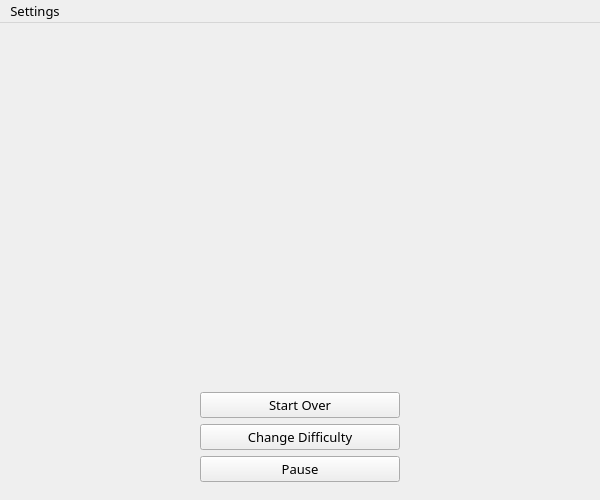
Old version of the form mainwindow.ui in the repository Mehran1383/Minesweeper.
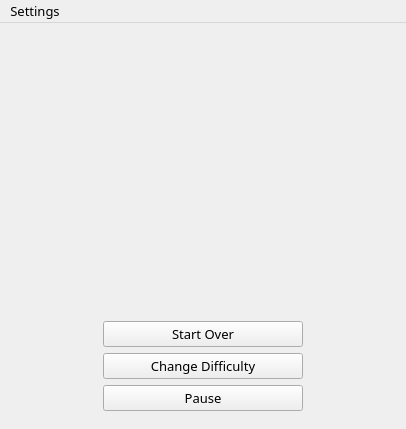
New version of the form. The open tabs and pages were chosen to show the change.

What changed in the file:
```diff
--- a/mainwindow.ui
+++ b/mainwindow.ui
@@ -6,20 +6,26 @@
    <rect>
     <x>0</x>
     <y>0</y>
-    <width>600</width>
-    <height>500</height>
+    <width>406</width>
+    <height>429</height>
    </rect>
   </property>
+  <property name="sizePolicy">
+   <sizepolicy hsizetype="Preferred" vsizetype="Preferred">
+    <horstretch>0</horstretch>
+    <verstretch>0</verstretch>
+   </sizepolicy>
+  </property>
   <property name="minimumSize">
    <size>
-    <width>600</width>
-    <height>500</height>
+    <width>400</width>
+    <height>300</height>
    </size>
   </property>
   <property name="maximumSize">
    <size>
-    <width>600</width>
-    <height>500</height>
+    <width>16777215</width>
+    <height>16777215</height>
    </size>
   </property>
   <property name="baseSize">
@@ -227,7 +233,7 @@
             <item>
              <widget class="QPushButton" name="startOver_4">
               <property name="sizePolicy">
-               <sizepolicy hsizetype="Minimum" vsizetype="Minimum">
+               <sizepolicy hsizetype="Preferred" vsizetype="Preferred">
                 <horstretch>0</horstretch>
                 <verstretch>0</verstretch>
                </sizepolicy>
@@ -235,7 +241,7 @@
               <property name="maximumSize">
                <size>
                 <width>200</width>
-                <height>200</height>
+                <height>30</height>
                </size>
               </property>
               <property name="font">
@@ -255,7 +261,7 @@
             <item>
              <widget class="QPushButton" name="changeDifficulty">
               <property name="sizePolicy">
-               <sizepolicy hsizetype="Minimum" vsizetype="Minimum">
+               <sizepolicy hsizetype="Preferred" vsizetype="Preferred">
                 <horstretch>0</horstretch>
                 <verstretch>0</verstretch>
                </sizepolicy>
@@ -263,7 +269,7 @@
               <property name="maximumSize">
                <size>
                 <width>200</width>
-                <height>200</height>
+                <height>30</height>
                </size>
               </property>
               <property name="font">
@@ -283,15 +289,21 @@
             <item>
              <widget class="QPushButton" name="pause">
               <property name="sizePolicy">
-               <sizepolicy hsizetype="Minimum" vsizetype="Minimum">
+               <sizepolicy hsizetype="Preferred" vsizetype="Preferred">
                 <horstretch>0</horstretch>
                 <verstretch>0</verstretch>
                </sizepolicy>
               </property>
+              <property name="minimumSize">
+               <size>
+                <width>0</width>
+                <height>0</height>
+               </size>
+              </property>
               <property name="maximumSize">
                <size>
                 <width>200</width>
-                <height>200</height>
+                <height>30</height>
                </size>
               </property>
               <property name="font">
@@ -323,7 +335,7 @@
     <rect>
      <x>0</x>
      <y>0</y>
-     <width>600</width>
+     <width>406</width>
      <height>23</height>
     </rect>
    </property>
```
Left out of the diff: 128 changed lines with no effect on the pictures.
